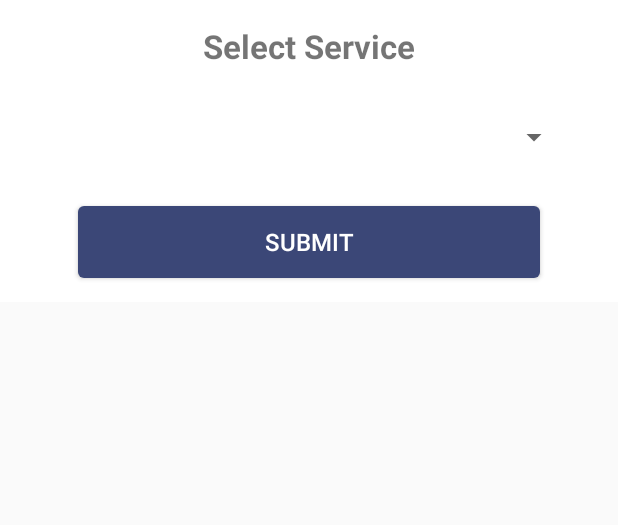
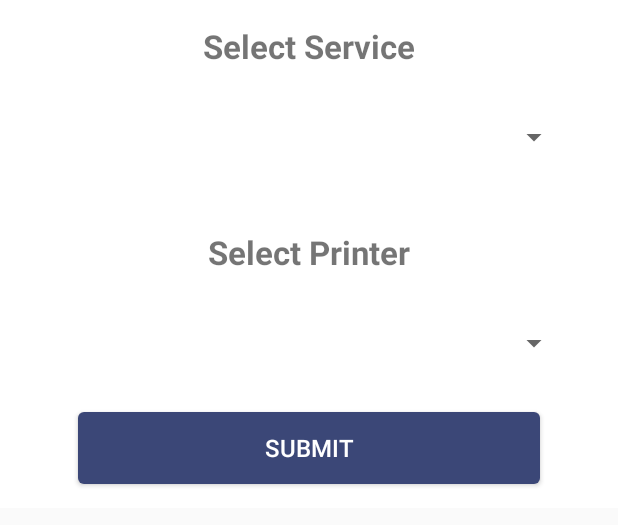
Before and after one commit to saurabhgoyal795/TestingProject, an Android app: the layout popup_layout.xml on its own in the app's theme, with its tools: preview values and no code run, on a phone screen of 412 x 824 dp. Shown: the top 525 px of the screen. Run offline under Robolectric (Android 15) with nearby library versions, the phone set to English and light mode, and no system bars.

Commit message:
changes deepak

```diff
--- a/app/src/main/java/com/atlaaya/evdrecharge/MyApplication.java
+++ b/app/src/main/java/com/atlaaya/evdrecharge/MyApplication.java
@@ -33,7 +33,7 @@ public class MyApplication extends MultiDexApplication {
     public static synchronized MyApplication getInstance() {
         return mInstance;
     }
-    public static String BASE_URL = "https://demo77.mallxs.com/evdlive/webservices/"; // Live
+    public static String BASE_URL = "https://196.189.116.116/demo/Webservices/"; // Live
 
     @Override
     public void onCreate() {
--- a/app/src/main/java/com/atlaaya/evdrecharge/activities/BluetoothMainActivity.java
+++ b/app/src/main/java/com/atlaaya/evdrecharge/activities/BluetoothMainActivity.java
@@ -701,7 +701,7 @@ public class BluetoothMainActivity extends AppCompatActivity implements OnClickL
     if ((lang.compareTo("en")) == 0) {
 
 //            Bitmap mBitmap = BitmapFactory.decodeFile(picturePath);
-        Bitmap mBitmapLogo = BitmapFactory.decodeResource(getResources(), R.drawable.merge1);
+        Bitmap mBitmapLogo = BitmapFactory.decodeResource(getResources(), R.drawable.merge3);
         Bitmap mBitmapSeprator = BitmapFactory.decodeResource(getResources(), R.drawable.dashes_img);
         int nMode = 0;
         int nPaperWidth = 384;
@@ -787,7 +787,7 @@ public class BluetoothMainActivity extends AppCompatActivity implements OnClickL
             SendDataByte("To Recharge your mobile :\n".getBytes());
             SendDataByte("Dial *805*e-voucher pin#\n".getBytes());
             SendDataByte(("Agent : "+userInfo.getFullName()+"\n").getBytes());
-            SendDataByte("Powered By Highlight Trading\n".getBytes());
+            SendDataByte("Powered By Alami Telecomg\n".getBytes());
 
             if (dataSeprator != null) {
                 SendDataByte(dataSeprator);
--- a/app/src/main/java/com/atlaaya/evdrecharge/activities/VoucherSelectedSinglePrintActivity.java
+++ b/app/src/main/java/com/atlaaya/evdrecharge/activities/VoucherSelectedSinglePrintActivity.java
@@ -549,7 +549,7 @@ public class VoucherSelectedSinglePrintActivity extends BaseActivity implements
         } else {
 
             VoucherSuccessPrintActivity.setPrintVoucherContentArrayList(voucherPurchasedArrayList);
-            Intent i = new Intent(getApplicationContext(), VoucherSuccessPrintActivity.class);
+            Intent i = new Intent(getApplicationContext(), BluetoothMainActivity.class);
 //            i.putExtra("path", picturePath);
             i.putExtra("path", "");
             startActivity(i);
--- a/app/src/main/res/layout/popup_layout.xml
+++ b/app/src/main/res/layout/popup_layout.xml
@@ -25,11 +25,30 @@
             android:layout_below="@+id/selectservice"
             android:layout_marginBottom="16dp"
             android:layout_marginTop="16dp" />
+
+        <TextView
+            android:layout_width="match_parent"
+            android:layout_height="wrap_content"
+            android:id="@+id/selectprinter"
+            android:gravity="center"
+            android:layout_below="@+id/spinner"
+            android:layout_marginTop="16dp"
+            android:textSize="22dp"
+            android:textStyle="bold"
+            android:text="Select Printer"/>
+
+        <Spinner
+            android:id="@+id/spinnerprinter"
+            android:layout_width="match_parent"
+            android:layout_height="60dp"
+            android:layout_below="@+id/selectprinter"
+            android:layout_marginBottom="16dp"
+            android:layout_marginTop="16dp" />
         <Button
             android:id="@+id/button_scan"
             android:layout_width="match_parent"
             android:layout_height="wrap_content"
-            android:layout_below="@+id/spinner"
+            android:layout_below="@+id/spinnerprinter"
             android:layout_marginStart="@dimen/text_size_20sp"
             android:layout_marginEnd="@dimen/text_size_20sp"
             android:textAllCaps="false"
```
Also changed, not shown: app/src/main/java/com/atlaaya/evdrecharge/activities/SplashActivity.java (+17 -3 lines), app/src/main/java/com/atlaaya/evdrecharge/activities/VoucherSuccessPrintActivity.java (+96 -61 lines), app/src/main/java/com/atlaaya/evdrecharge/storage/SessionManager.java (+13 -0 lines), 1 other file.
